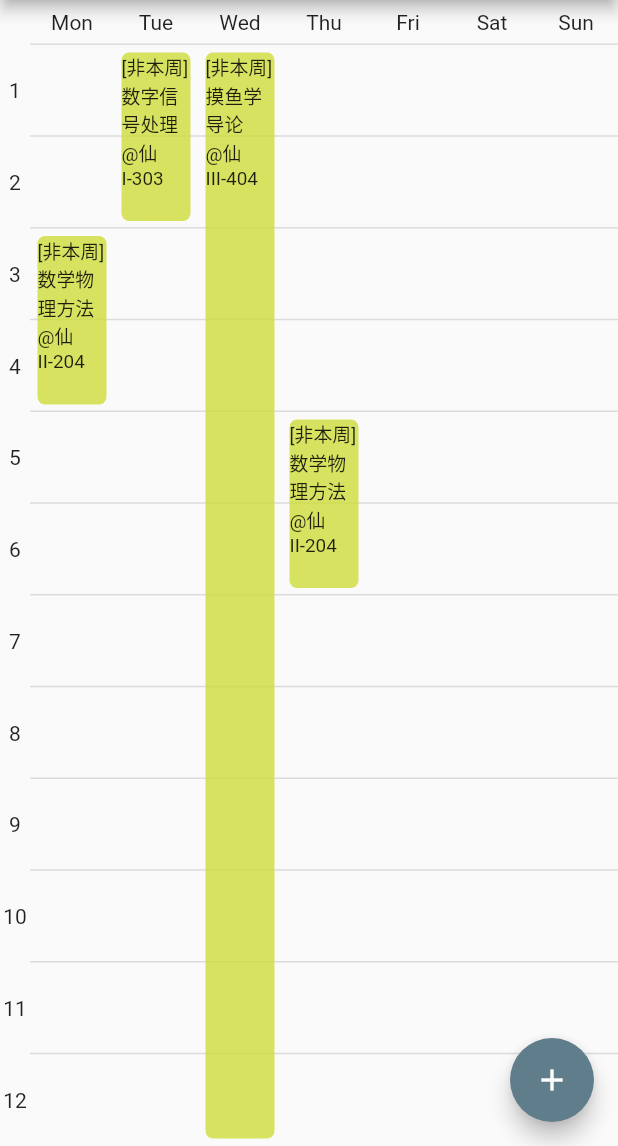
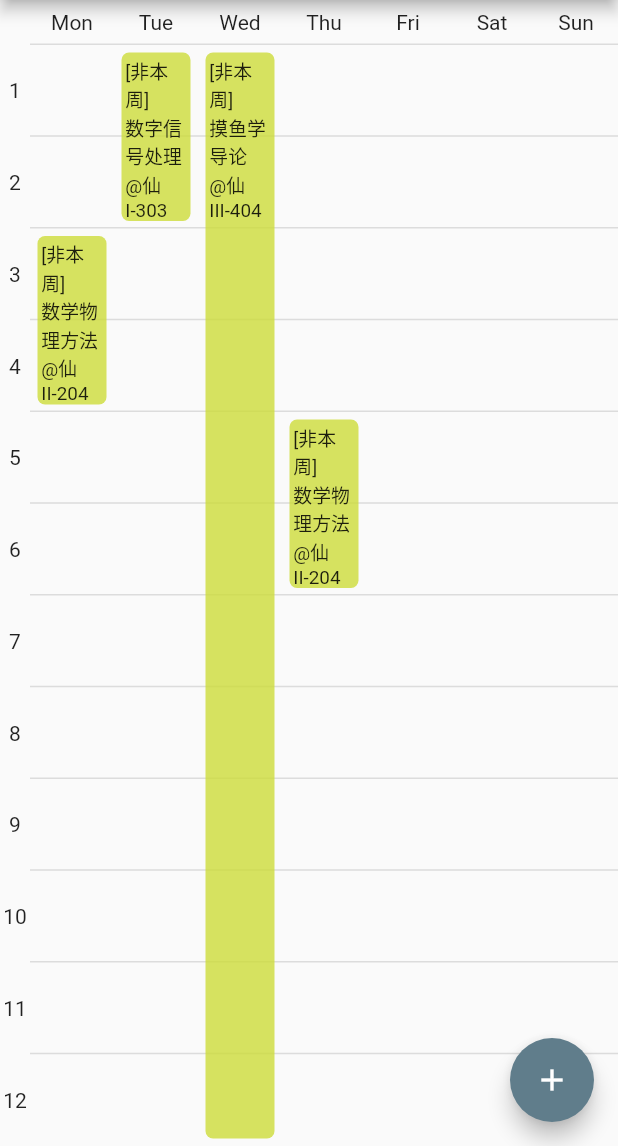
Before and after one commit to iori2333/Schedule, a Flutter app: the screen it shows after launch, on a phone screen of 412 x 824 dp, the part 90-1236 px from its top. Run offline on Flutter 3.47's test engine with Material 2 defaults, Android fonts, the phone set to English and light mode, and no system bars; our stand-ins replace fluro, shared_preferences.

Commit message:
chore: seperate constants

```diff
--- /dev/null
+++ b/lib/global.dart
@@ -0,0 +1,4 @@
+class Constants {
+  static const appBarHeight = 60.0;
+  static const maxWeeks = 25;
+}
--- a/lib/widgets/courses/tile.dart
+++ b/lib/widgets/courses/tile.dart
@@ -30,6 +30,7 @@ class CourseTile extends StatelessWidget {
               : Colors.lime.withOpacity(0.8),
           borderRadius: const BorderRadius.all(Radius.circular(5)),
         ),
+        padding: const EdgeInsets.all(2.5),
         child: InkWell(
           borderRadius: const BorderRadius.all(Radius.circular(5)),
           child: Text(
--- a/lib/widgets/courses/tile_list.dart
+++ b/lib/widgets/courses/tile_list.dart
@@ -1,4 +1,5 @@
 import 'package:flutter/material.dart';
+import 'package:schedule/global.dart';
 import 'package:schedule/models/course.dart';
 import 'package:schedule/widgets/courses/tile.dart';
 
@@ -7,7 +8,6 @@ class CourseTileList extends StatelessWidget {
 
   static const _maxColumns = 7;
   static const _maxRows = 12;
-  static const _appBarHeight = 60.0;
   static const _titleHeight = 30.0;
   static const _sideWidth = 20.0;
 
@@ -68,7 +68,8 @@ class CourseTileList extends StatelessWidget {
     var size = MediaQuery.of(context).size;
 
     var width = size.width / _maxColumns - _sideWidth / _maxColumns;
-    var height = (size.height - _appBarHeight - _titleHeight) / _maxRows;
+    var height =
+        (size.height - Constants.appBarHeight - _titleHeight) / _maxRows;
 
     return Column(
       children: [
@@ -77,7 +78,7 @@ class CourseTileList extends StatelessWidget {
           children: [
             _createCourseNo(height),
             SizedBox(
-              height: size.height - _appBarHeight - _titleHeight,
+              height: size.height - Constants.appBarHeight - _titleHeight,
               child: SingleChildScrollView(
                 child: Stack(
                   children: [
```
